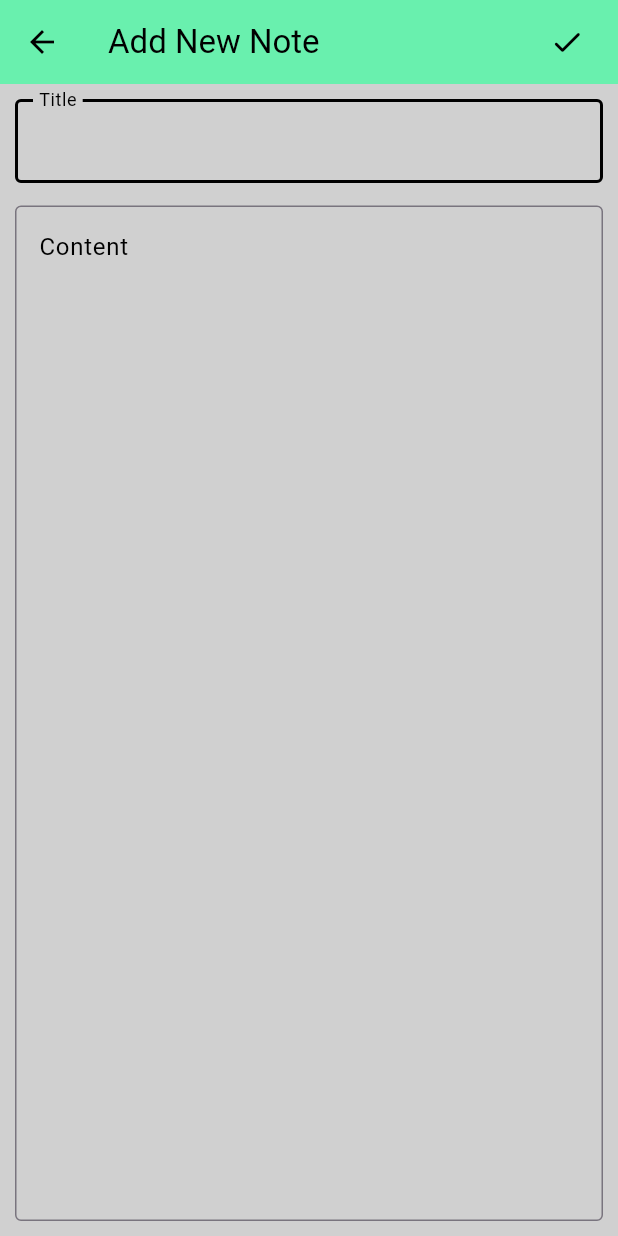
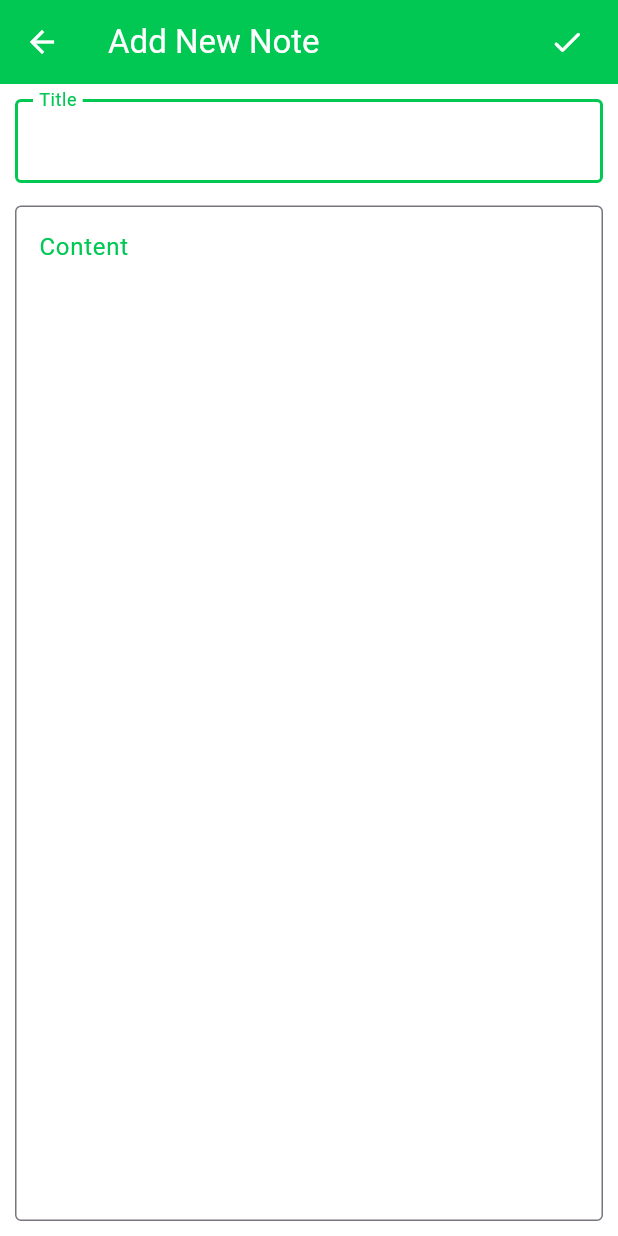
Before and after one commit to amal-tech-dev/note_application, a Flutter app: the screen it shows after launch, after a tap on the "add" icon, on a phone screen of 412 x 824 dp. Run offline on Flutter 3.47's test engine with Material 3 defaults, Android fonts, the phone set to English and light mode, and no system bars; our stand-ins replace hive, hive_flutter; accounts and stored records are empty; statements that could not run were skipped.

Commit message:
updated colors and date time formater

```diff
--- a/lib/main.dart
+++ b/lib/main.dart
@@ -18,6 +18,9 @@ class NoteApp extends StatelessWidget {
 
   @override
   Widget build(BuildContext context) {
-    return MaterialApp(debugShowCheckedModeBanner: false, home: HomeScreen());
+    return MaterialApp(
+      debugShowCheckedModeBanner: false,
+      home: SplashScreen(),
+    );
   }
 }
--- a/lib/utils/color_constant/color_constant.dart
+++ b/lib/utils/color_constant/color_constant.dart
@@ -1,7 +1,7 @@
 import 'package:flutter/material.dart';
 
 class ColorConstant {
-  static const primaryColor = Colors.greenAccent;
-  static const secondaryColor = Colors.black;
-  static const bgColor = Color(0xFFD0D0D0);
+  static const primaryColor = Color.fromARGB(255, 0, 200, 83);
+  static const secondaryColor = Color(0xFFFFFFFF);
+  static const bgColor = Color(0xFFFFFFFF);
 }
--- a/lib/view/edit_screen/edit_screen.dart
+++ b/lib/view/edit_screen/edit_screen.dart
@@ -48,7 +48,7 @@ class _EditScreenState extends State<EditScreen> {
     return Scaffold(
       backgroundColor: ColorConstant.bgColor,
       appBar: AppBar(
-        backgroundColor: ColorConstant.primaryColor.shade200,
+        backgroundColor: ColorConstant.primaryColor,
         leading: BackButton(
           color: ColorConstant.secondaryColor,
         ),
@@ -112,17 +112,17 @@ class _EditScreenState extends State<EditScreen> {
                 border: OutlineInputBorder(),
                 focusedBorder: OutlineInputBorder(
                   borderSide: BorderSide(
-                    color: ColorConstant.secondaryColor,
+                    color: ColorConstant.primaryColor,
                     width: 2,
                   ),
                 ),
                 labelText: 'Title',
                 labelStyle: TextStyle(
-                  color: ColorConstant.secondaryColor,
+                  color: ColorConstant.primaryColor,
                 ),
               ),
               controller: titleController,
-              cursorColor: ColorConstant.secondaryColor,
+              cursorColor: ColorConstant.primaryColor,
               autofocus: true,
             ),
             separatorBox,
@@ -132,18 +132,18 @@ class _EditScreenState extends State<EditScreen> {
                   border: OutlineInputBorder(),
                   focusedBorder: OutlineInputBorder(
                     borderSide: BorderSide(
-                      color: ColorConstant.secondaryColor,
+                      color: ColorConstant.primaryColor,
                       width: 2,
                     ),
                   ),
                   labelText: 'Content',
                   labelStyle: TextStyle(
-                    color: ColorConstant.secondaryColor,
+                    color: ColorConstant.primaryColor,
                   ),
                   alignLabelWithHint: true,
                 ),
                 controller: contentController,
-                cursorColor: ColorConstant.secondaryColor,
+                cursorColor: ColorConstant.primaryColor,
                 maxLines: 50,
               ),
             ),
--- a/lib/view/home_screen/home_screen.dart
+++ b/lib/view/home_screen/home_screen.dart
@@ -37,12 +37,11 @@ class _HomeScreenState extends State<HomeScreen> {
     return Scaffold(
       backgroundColor: ColorConstant.bgColor,
       appBar: AppBar(
-        backgroundColor: ColorConstant.primaryColor.shade200,
+        backgroundColor: ColorConstant.primaryColor,
         title: Text(
           'Note',
           style: TextStyle(
-            color: ColorConstant.secondaryColor,
-          ),
+              color: ColorConstant.secondaryColor, fontWeight: FontWeight.bold),
         ),
       ),
       body: Padding(
@@ -62,6 +61,7 @@ class _HomeScreenState extends State<HomeScreen> {
                   builder: (context) => NoteViewScreen(
                     title: notesList[index].title,
                     content: notesList[index].content,
+                    dateTime: notesList[index].dateTime,
                     onEditPressed: () async {
                       var box = Hive.box<NoteModel>('noteBox');
                       Navigator.push(
@@ -116,7 +116,10 @@ class _HomeScreenState extends State<HomeScreen> {
           ),
         ),
       ),
-      floatingActionButton: FloatingActionButton(
+      floatingActionButton: Column(
+        mainAxisAlignment: MainAxisAlignment.end,
+        children: [
+          FloatingActionButton(
             onPressed: () => Navigator.push(
               context,
               MaterialPageRoute(
@@ -125,13 +128,32 @@ class _HomeScreenState extends State<HomeScreen> {
                 ),
               ),
             ),
-        backgroundColor: ColorConstant.primaryColor.shade200,
+            backgroundColor: ColorConstant.primaryColor,
             child: Icon(
               Icons.add,
               color: ColorConstant.secondaryColor,
               size: 35,
             ),
           ),
+          SizedBox(height: 15),
+          FloatingActionButton(
+            onPressed: () => Navigator.push(
+              context,
+              MaterialPageRoute(
+                builder: (context) => EditScreen(
+                  appBarTitle: 'Add New Note',
+                ),
+              ),
+            ),
+            backgroundColor: ColorConstant.primaryColor,
+            child: Icon(
+              Icons.add,
+              color: ColorConstant.secondaryColor,
+              size: 35,
+            ),
+          ),
+        ],
+      ),
     );
   }
 }
--- a/lib/view/splash_screen/splash_screen.dart
+++ b/lib/view/splash_screen/splash_screen.dart
@@ -29,7 +29,7 @@ class _SplashScreenState extends State<SplashScreen> {
   @override
   Widget build(BuildContext context) {
     return Scaffold(
-      backgroundColor: ColorConstant.primaryColor.shade200,
+      backgroundColor: ColorConstant.primaryColor,
       body: Center(
         child: Icon(
           Icons.notes,
--- a/pubspec.yaml
+++ b/pubspec.yaml
@@ -12,6 +12,7 @@ dependencies:
   flutter_staggered_grid_view: ^0.7.0
   hive: ^2.2.3
   hive_flutter: ^1.1.0
+  intl: ^0.18.1
   shared_preferences: ^2.2.2
 
 dev_dependencies:
```
Also changed, not shown: lib/controller/date_time_format_controller.dart (added, +16 -0 lines), lib/view/note_view_screen/note_view_screen.dart (+21 -2 lines), pubspec.lock, 1 other file. Lines whose indentation alone changed are shown as unchanged.
